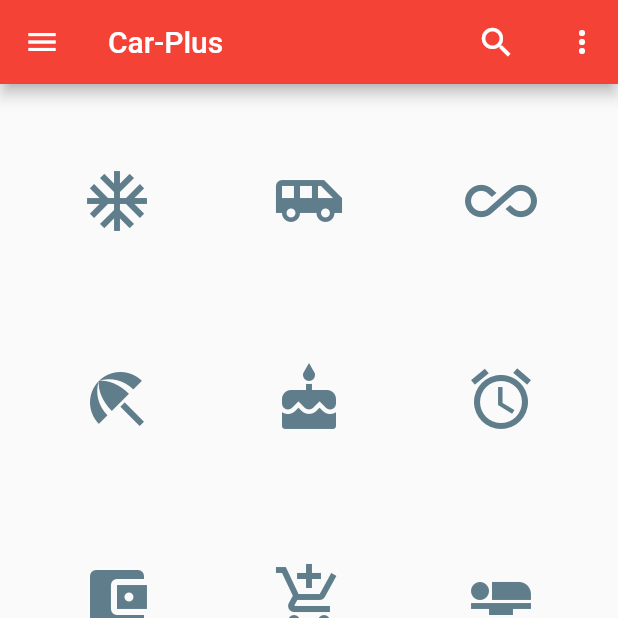
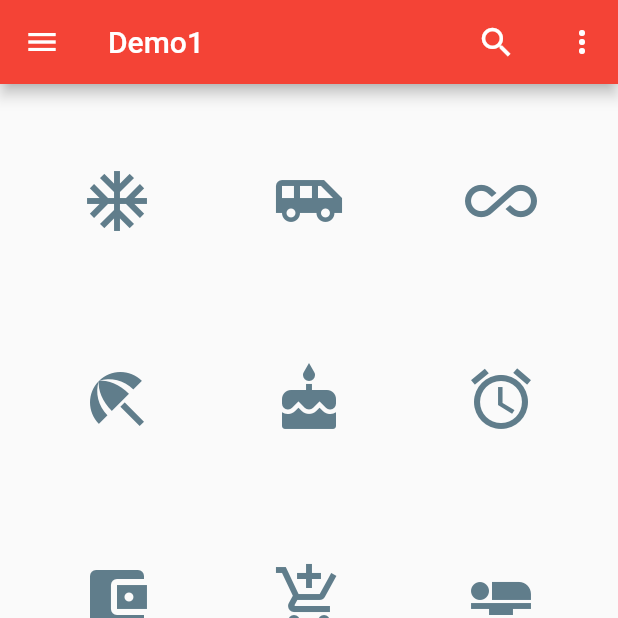
Before and after one commit to YisoTsao/flutterDemo, a Flutter app: the screen it shows after launch, on a phone screen of 412 x 824 dp, the top half of it. Run offline on Flutter 3.47's test engine with Material 2 defaults, Android fonts, the phone set to English and light mode, and no system bars; our stand-ins replace datetime_picker_formfield, dio, shared_preferences.

Commit message:
modify app title

```diff
--- a/lib/main.dart
+++ b/lib/main.dart
@@ -89,7 +89,7 @@ class _MyHomePageState extends State<MyHomePage>{
           onTap: _onItemTapped,
         ),
         appBar: AppBar(
-          title: Text("Car-Plus"),
+          title: Text("Demo1"),
           // leading: GestureDetector(
           //   onTap: () { },
           //   child: Icon(
```
